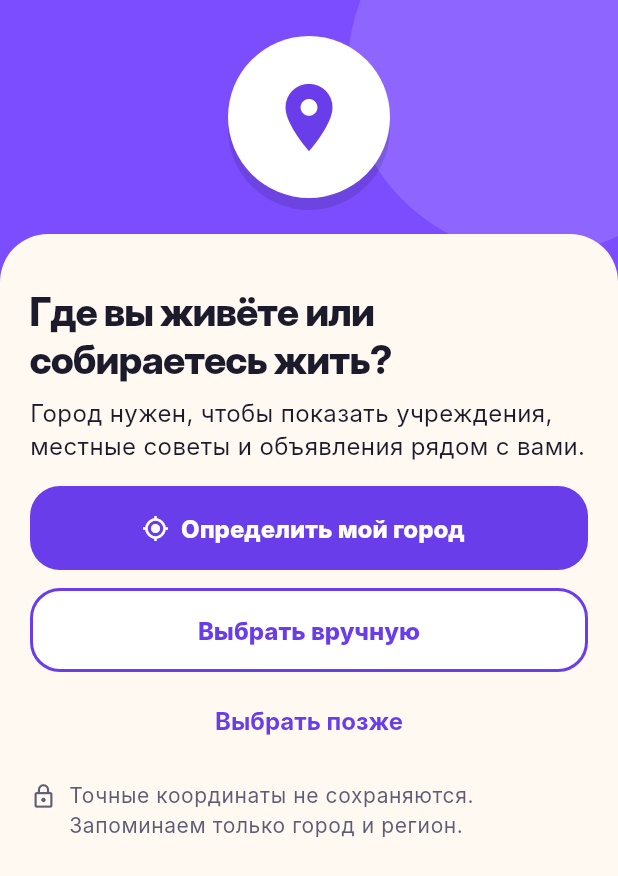
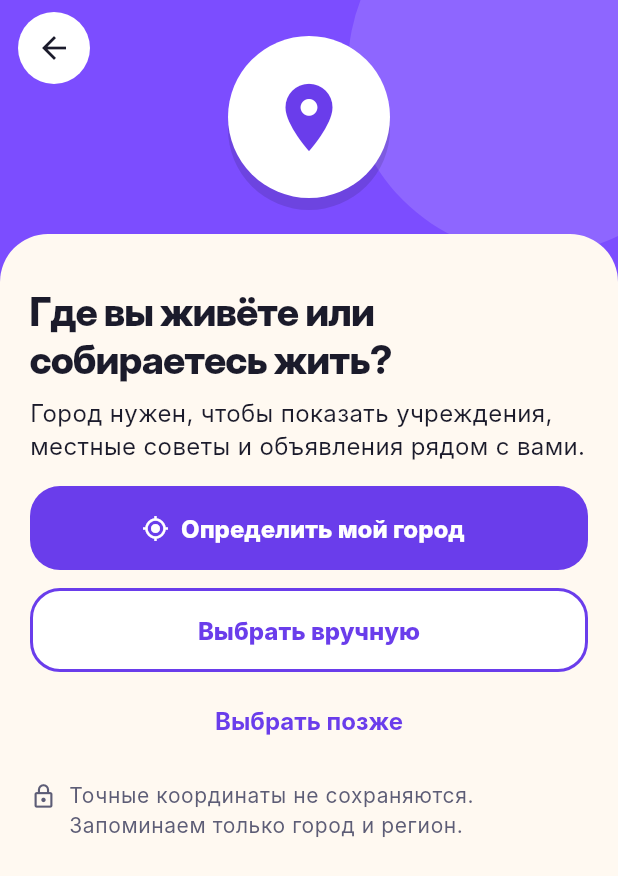
Before and after one commit to maksimal2020/salam, a Flutter app: the CityPickerScreen screen opened directly, on a phone screen of 412 x 824 dp. Shown: the top 876 px of the screen. Run offline on Flutter 3.47's test engine with Material 3 defaults, Android fonts, the phone set to English and light mode, and no system bars; our stand-ins replace flutter_secure_storage, geolocator, shared_preferences; accounts and stored records are empty; network calls fail.

```diff
--- a/mobile/lib/ui/brand.dart
+++ b/mobile/lib/ui/brand.dart
@@ -174,11 +174,15 @@ class SectionScaffold extends StatelessWidget {
 
 /// Крупная шапка с белым кругом и значком: для первого запуска (выбор города).
 class HeroHeader extends StatelessWidget {
-  const HeroHeader({super.key, required this.icon, this.compact = false});
+  const HeroHeader({super.key, required this.icon, this.compact = false, this.onBack, this.backLabel});
   final IconData icon;
 
   /// Низкий экран или открытая клавиатура: круг меньше, отступы короче.
   final bool compact;
+
+  /// Если задано — слева вверху появляется кнопка «Назад» (белый круг со стрелкой, как в шапках разделов).
+  final VoidCallback? onBack;
+  final String? backLabel;
 
   @override
   Widget build(BuildContext context) {
@@ -208,6 +212,23 @@ class HeroHeader extends StatelessWidget {
                 ),
               ),
             ),
+            if (onBack != null)
+              PositionedDirectional(
+                top: top + 8,
+                start: 12,
+                child: Material(
+                  color: Colors.white,
+                  shape: const CircleBorder(),
+                  child: IconButton(
+                    key: const ValueKey('hero-back'),
+                    tooltip: backLabel,
+                    constraints: const BoxConstraints(minWidth: 48, minHeight: 48),
+                    icon: const BackButtonIcon(),
+                    color: Palette.ink,
+                    onPressed: onBack,
+                  ),
+                ),
+              ),
             const Positioned(left: 0, right: 0, bottom: 0, child: SheetCap()),
           ],
         ),
--- a/mobile/lib/ui/city_picker_screen.dart
+++ b/mobile/lib/ui/city_picker_screen.dart
@@ -76,6 +76,17 @@ class _CityPickerScreenState extends State<CityPickerScreen> {
 
   void _skip() => context.app.skipCity();
 
+  void _onboardingBack() {
+    if (_step != _Step.choose) {
+      setState(() {
+        _message = null;
+        _step = _Step.choose;
+      });
+      return;
+    }
+    context.app.backToLanguage();
+  }
+
   void _onQuery(String q) {
     _debounce.run(() async {
       final seq = ++_seq;
@@ -141,8 +152,20 @@ class _CityPickerScreenState extends State<CityPickerScreen> {
           ),
         );
         if (onboarding) {
-          return Scaffold(
-            body: Column(children: [HeroHeader(icon: Icons.place, compact: compact), Expanded(child: body)]),
+          // Первый запуск: экран показывается вместо стека маршрутов (через RootGate), поэтому
+          // «Назад» по умолчанию закрыл бы приложение. Перехватываем: сначала возвращаемся к
+          // первому шагу выбора города, затем — к выбору языка.
+          return PopScope(
+            canPop: false,
+            onPopInvokedWithResult: (didPop, _) {
+              if (!didPop) _onboardingBack();
+            },
+            child: Scaffold(
+              body: Column(children: [
+                HeroHeader(icon: Icons.place, compact: compact, onBack: _onboardingBack, backLabel: app.t('common.back')),
+                Expanded(child: body),
+              ]),
+            ),
           );
         }
         return Scaffold(appBar: SectionAppBar(title: app.t('city.change')), body: body);
```
Also changed, not shown: content/reference.json (+0 -52 lines), mobile/lib/state/app_state.dart (+8 -0 lines), mobile/lib/ui/checklist_screen.dart (+9 -4 lines), mobile/pubspec.yaml (+4 -3 lines), 2 other files.
